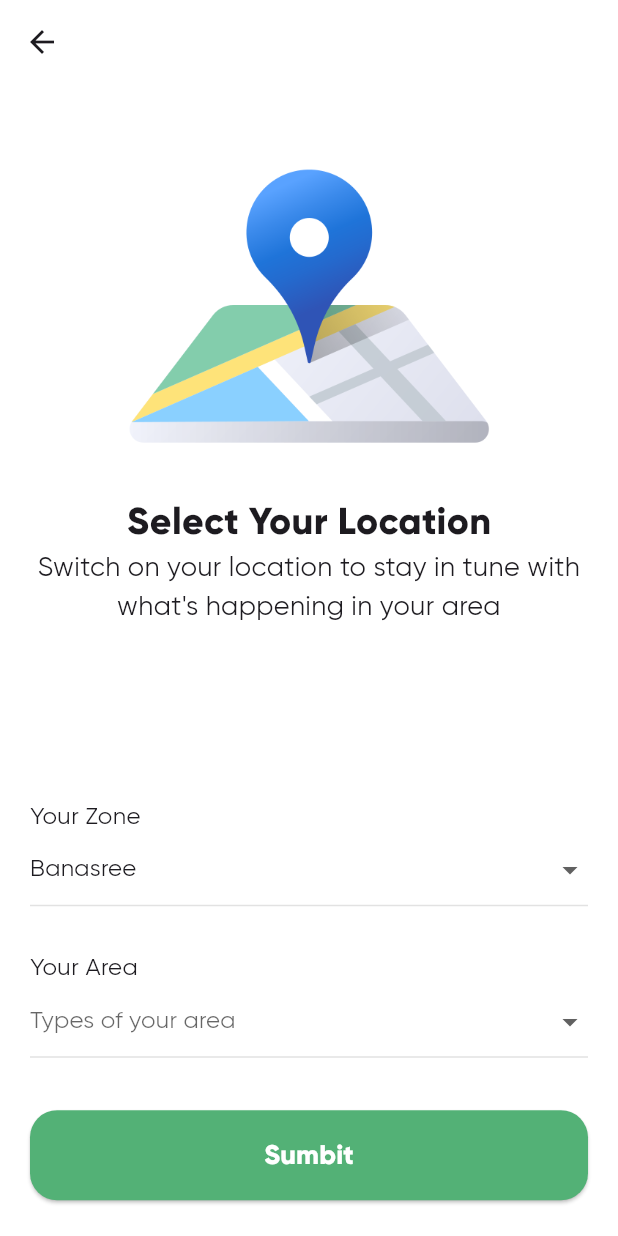
After one commit to ThearyCoding/grocery-app, a Flutter app: the screen it shows after launch, after a tap on "Get Started", after a tap on "Login wiht Phone", on a phone screen of 412 x 824 dp. The commit adds this screen. Run offline on Flutter 3.47's test engine with Material 3 defaults, Android fonts, the phone set to English and light mode, and no system bars; our stand-ins replace country_code_picker, flutter_svg, intl_phone_field.

Commit message:
add new page and update code

```diff
--- a/lib/main.dart
+++ b/lib/main.dart
@@ -14,7 +14,7 @@ class MyApp extends StatelessWidget {
   Widget build(BuildContext context) {
     return MaterialApp(
       debugShowCheckedModeBanner: false,
-      home: MainPage(),
+      home: SplashPage(),
       theme: ThemeData(
         fontFamily: 'Gilroy',
           visualDensity: VisualDensity.adaptivePlatformDensity,
@@ -22,6 +22,21 @@ class MyApp extends StatelessWidget {
         appBarTheme: AppBarTheme(
           backgroundColor: Colors.white,
           elevation: 0
+        ),
+        inputDecorationTheme: InputDecorationTheme(
+          focusedBorder: UnderlineInputBorder(
+            borderSide: BorderSide(color: Color(0xffE2E2E2))
+          ),
+          enabledBorder: UnderlineInputBorder(
+            borderSide: BorderSide(
+              color: Color(0xffE2E2E2)
+            )
+          ),
+          border: UnderlineInputBorder(
+            borderSide: BorderSide(
+              color: Color(0xffE2E2E2)
+            )
+          )
         )
       ),
     );
--- a/lib/pages/auth_page.dart
+++ b/lib/pages/auth_page.dart
@@ -1,5 +1,7 @@
 import 'package:country_code_picker/country_code_picker.dart';
 import 'package:flutter/material.dart';
+import 'package:grocery_app/pages/selected_location_page.dart';
+import 'package:grocery_app/widgets/custom_button.dart';
 
 class AuthPage extends StatefulWidget {
   const AuthPage({super.key});
@@ -39,12 +41,22 @@ class _AuthPageState extends State<AuthPage> {
               onChanged: (value) {},
             ),
           ),
+          SizedBox(
+            height: 10,
+          ),
+          Padding(
+            padding: const EdgeInsets.symmetric(horizontal: 20),
+            child: CustomButton(
+                label: "Login wiht Phone",
+                onPressed: () => Navigator.push(context,
+                    MaterialPageRoute(builder: (_) => SelectedLocationPage()))),
+          ),
+          SizedBox(
+            height: 30,
+          ),
           Padding(
             padding: const EdgeInsets.symmetric(horizontal: 22),
             child: Divider(),
-          ),
-          SizedBox(
-            height: 30,
           ),
           Align(
             child: Padding(
--- /dev/null
+++ b/lib/pages/selected_location_page.dart
@@ -0,0 +1,102 @@
+import 'package:flutter/material.dart';
+import 'package:grocery_app/pages/mobile_number_page.dart';
+import 'package:grocery_app/widgets/custom_button.dart';
+
+class SelectedLocationPage extends StatefulWidget {
+  const SelectedLocationPage({super.key});
+
+  @override
+  State<SelectedLocationPage> createState() => _SelectedLocationPageState();
+}
+
+class _SelectedLocationPageState extends State<SelectedLocationPage> {
+  String? selectedZone = "Banasree";
+  String? selectedArea;
+  List<String> zones = ["Banasree", "Gulshan", "Dhanmondi", "Uttara"];
+  List<String> areas = [
+    "Residential",
+    "Commercial",
+    "Industrial",
+    "Khmer",
+    "English"
+  ];
+  @override
+  Widget build(BuildContext context) {
+    return Scaffold(
+      appBar: AppBar(),
+      body: Padding(
+        padding: const EdgeInsets.symmetric(horizontal: 20),
+        child: Column(
+          mainAxisAlignment: MainAxisAlignment.spaceAround,
+          children: [
+            Column(
+              children: [
+                Center(
+                    child: Image.asset(
+                  'assets/images/location.png',
+                  height: 250,
+                )),
+                Text(
+                  "Select Your Location",
+                  style: TextStyle(fontSize: 25, fontWeight: FontWeight.bold),
+                ),
+                Text(
+                  "Switch on your location to stay in tune with what's happening in your area",
+                  textAlign: TextAlign.center,
+                  style: TextStyle(fontSize: 18),
+                ),
+              ],
+            ),
+            SizedBox(
+              height: 20,
+            ),
+            Column(
+              children: [
+                Align(
+                  alignment: Alignment.centerLeft,
+                  child: Text(
+                    "Your Zone",
+                    style: TextStyle(fontSize: 16),
+                  ),
+                ),
+                DropdownButtonFormField(
+                    value: selectedZone,
+                    items: zones
+                        .map((zone) => DropdownMenuItem(
+                              value: zone,
+                              child: Text(zone),
+                            ))
+                        .toList(),
+                    onChanged: (value) {}),
+                SizedBox(
+                  height: 30,
+                ),
+                Align(
+                  alignment: Alignment.centerLeft,
+                  child: Text(
+                    "Your Area",
+                    style: TextStyle(fontSize: 16),
+                  ),
+                ),
+                DropdownButtonFormField(
+                    value: selectedArea,
+                    hint: Text("Types of your area"),
+                    items: areas
+                        .map((area) => DropdownMenuItem(
+                              value: area,
+                              child: Text(area),
+                            ))
+                        .toList(),
+                    onChanged: (value) {}),
+                SizedBox(
+                  height: 35,
+                ),
+                CustomButton(label: "Sumbit", onPressed: () => Navigator.push(context, MaterialPageRoute(builder: (_) => MobileNumberPage())))
+              ],
+            ),
+          ],
+        ),
+      ),
+    );
+  }
+}
--- a/pubspec.yaml
+++ b/pubspec.yaml
@@ -15,6 +15,7 @@ dependencies:
   cupertino_icons: ^1.0.8
   flutter_svg: ^2.0.17
   country_code_picker: ^3.2.0
+  intl_phone_field: ^3.2.0
 
 dev_dependencies:
   flutter_test:
```
Also changed, not shown: lib/pages/mobile_number_page.dart (added, +69 -0 lines), lib/pages/verification_otp_page.dart (added, +131 -0 lines), assets/images/loc.PNG (deleted), assets/images/location.png (added), pubspec.lock.
